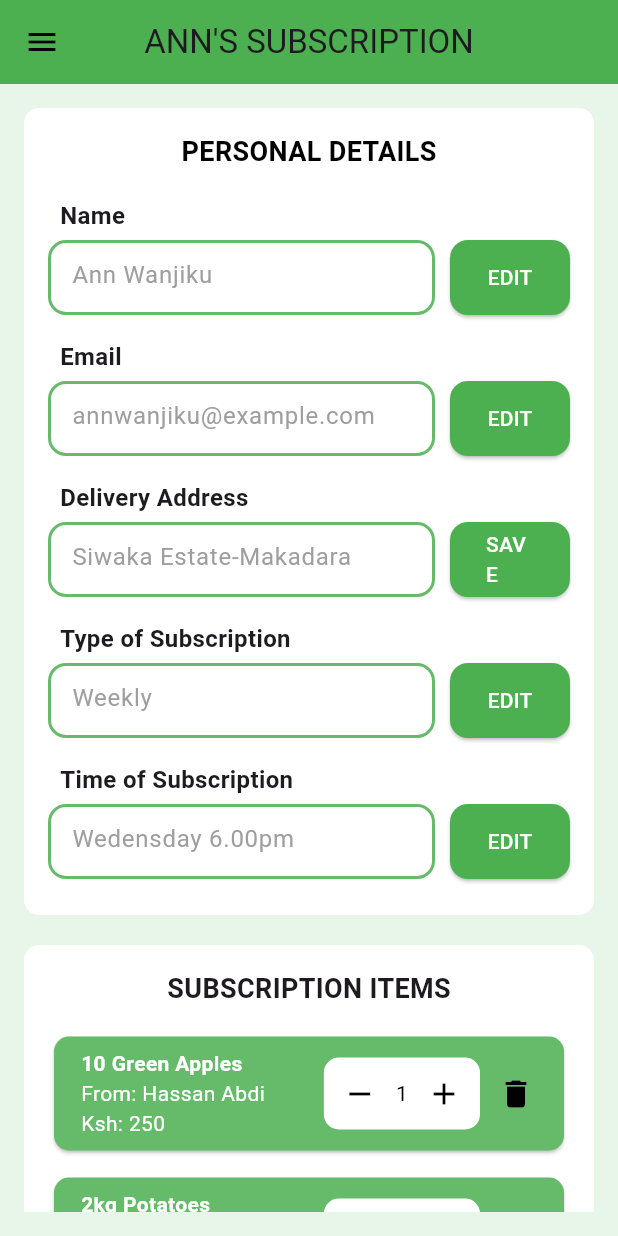
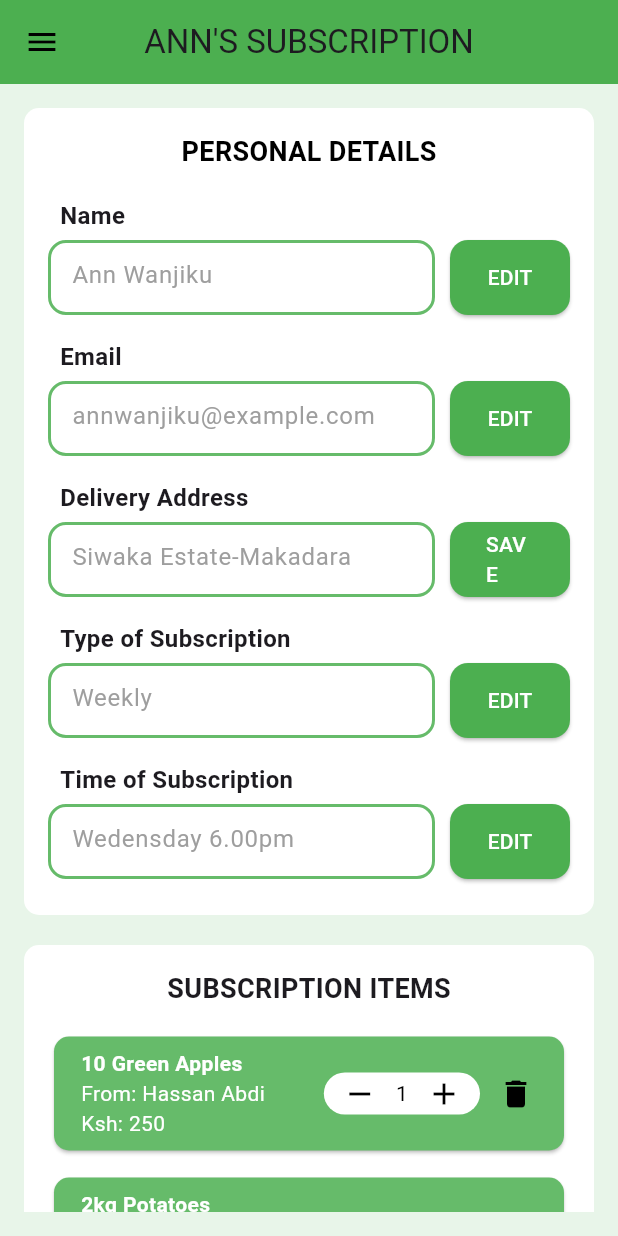
Before and after one commit to ivycommunity/FreshMarikiti, a Flutter app: the Subscription screen opened directly, on a phone screen of 412 x 824 dp. Run offline on Flutter 3.47's test engine with Material 3 defaults, Android fonts, the phone set to English and light mode, and no system bars; our stand-ins replace firebase_auth, firebase_core, flutter_dotenv, shared_preferences; accounts and stored records are empty; statements that could not run were skipped.

Commit message:
Visual design for the container holding the increase and decrease buttons

```diff
--- a/lib/Widgets/pages/Subscription.dart
+++ b/lib/Widgets/pages/Subscription.dart
@@ -209,20 +209,26 @@ class _SubscriptionState extends State<Subscription> {
                 ),
               ),
               Container(
-                padding: EdgeInsets.all(0),
+                height: 28,
+                alignment: Alignment.center,
+                padding: EdgeInsets.zero,
                 decoration: BoxDecoration(
                     color: Colors.white,
-                    borderRadius: BorderRadius.circular(10)),
+                    borderRadius: BorderRadius.circular(20)),
                 child: Row(
+                  mainAxisSize: MainAxisSize.min,
+                  crossAxisAlignment: CrossAxisAlignment.center,
                   children: [
                     IconButton(
                       icon: Icon(Icons.remove, color: Colors.black),
+                      padding: EdgeInsets.zero,
                       onPressed: () => provider.reduceItems(index),
                     ),
                     Text("${item.quantity}",
                         style: TextStyle(color: Colors.black)),
                     IconButton(
                         icon: Icon(Icons.add, color: Colors.black),
+                        padding: EdgeInsets.zero,
                         onPressed: () => provider.increaseItems(index))
                   ],
                 ),
```
